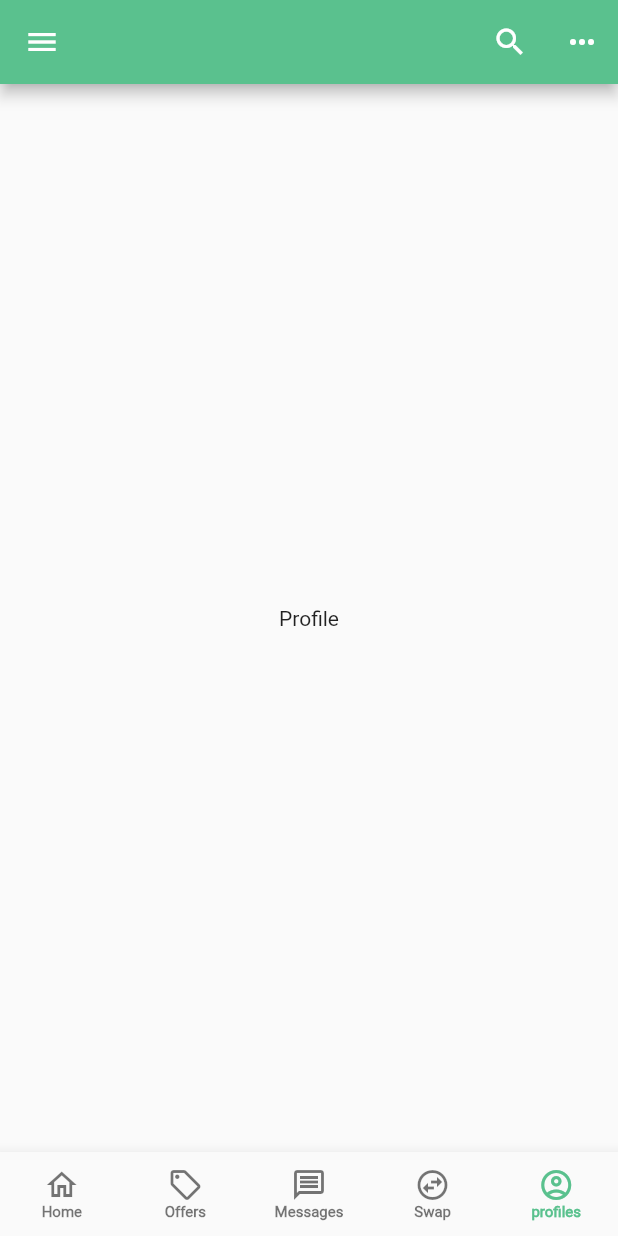
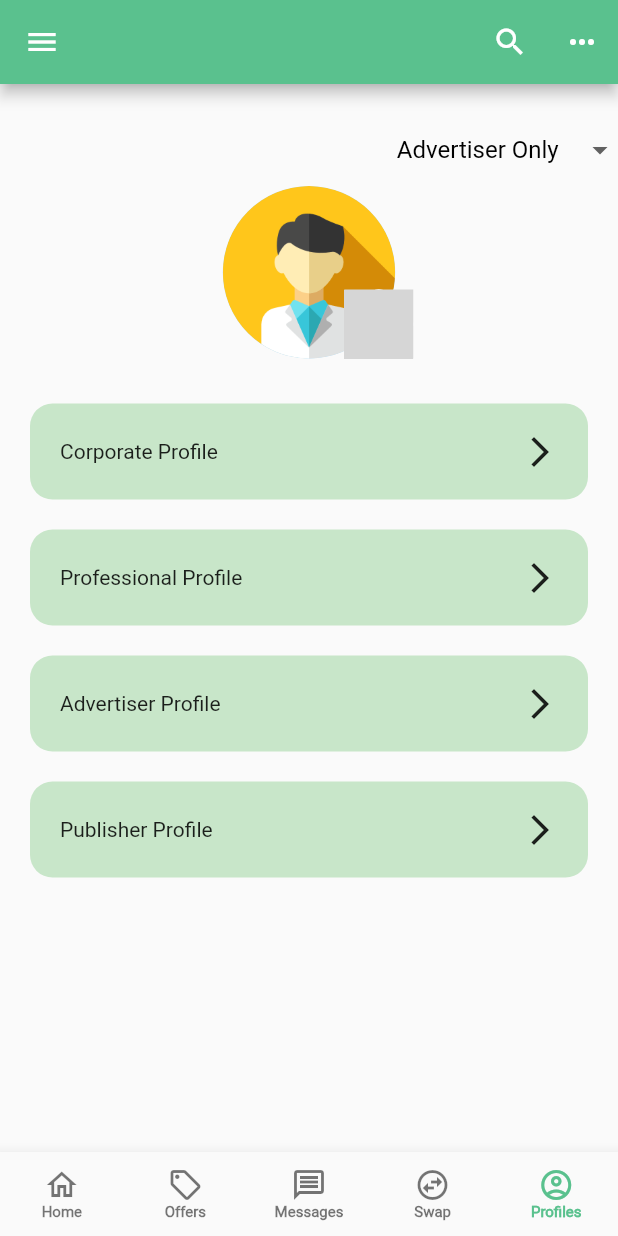
Before and after one commit to minhpb1999/adsynergy, a Flutter app: the HomePage screen opened directly, item 5 of the bottom bar chosen, on a phone screen of 412 x 824 dp. Run offline on Flutter 3.47's test engine with Material 2 defaults, Android fonts, the phone set to English and light mode, and no system bars; our stand-ins replace after_layout, email_validator, flutter_svg, google_fonts, rflutter_alert, shared_preferences; accounts and stored records are empty; project files that could hold a hidden picture were left out; grey boxes are pictures that could not be loaded.

Commit message:
menu profiles

```diff
--- a/lib/pages/home/home_page.dart
+++ b/lib/pages/home/home_page.dart
@@ -1,3 +1,4 @@
+import 'package:ad_synergy/pages/home/profile.dart';
 import 'package:flutter/cupertino.dart';
 import 'package:flutter/material.dart';
 import 'package:flutter/services.dart';
@@ -201,7 +202,7 @@ class _HomePageState extends State<HomePage> with TickerProviderStateMixin {
           ),
           BottomNavigationBarItem(
             icon: Icon(Icons.account_circle_outlined),
-            label: 'profiles',
+            label: 'Profiles',
             backgroundColor: Color(0xff5ac18e),
           ),
         ],
@@ -509,14 +510,3 @@ class HomeScreen extends StatelessWidget {
     );
   }
 }
-
-class ProfileScreen extends StatelessWidget {
-  @override
-  Widget build(BuildContext context) {
-    return Container(
-      width: double.infinity,
-      height: double.infinity,
-      child: Center(child: Text('Profile')),
-    );
-  }
-}
--- /dev/null
+++ b/lib/pages/home/profile.dart
@@ -0,0 +1,162 @@
+import 'package:flutter/foundation.dart';
+import 'package:flutter/material.dart';
+import 'package:flutter_svg/flutter_svg.dart';
+import 'package:rflutter_alert/rflutter_alert.dart';
+
+//enum role { advOnly, pubOnly, mainlyAdv, mainlyPub }
+class ProfileScreen extends StatefulWidget {
+  @override
+  _ProfileScreenState createState() => _ProfileScreenState();
+}
+
+
+class _ProfileScreenState extends State<ProfileScreen> {
+
+  //role _role = role.advOnly;
+  String _role = "Advertiser Only";
+
+  @override
+  Widget build(BuildContext context) {
+    return Container(
+      width: double.infinity,
+      height: double.infinity,
+      child: Column(
+        children: <Widget>[
+          SizedBox(height: 20,),
+          Align(
+            alignment: Alignment.topRight,
+            child: Theme(
+              data: Theme.of(context).copyWith(
+                canvasColor: const Color(0xffe0f2f1),
+              ),
+              child: DropdownButton(
+                value: _role,
+                icon: const Icon(Icons.arrow_drop_down),
+                onChanged: (String newValue) =>
+                    setState(() {
+                  _role = newValue;
+                }),
+                underline: Container(height: 0),
+                items: <String>['Advertiser Only' , 'Publisher Only', 'Mainly Advertiser', 'Mainly Publisher']
+                    .map<DropdownMenuItem<String>>((String value) {
+                  return DropdownMenuItem<String>(
+                    value: value,
+                    child: Text(value, style: TextStyle(color: Colors.black),),
+                  );
+                }).toList(),
+              ),
+
+            ),
+
+          ),
+
+
+
+          SizedBox(
+            height: 115,
+            width: 115,
+            child: Stack(
+              fit: StackFit.expand,
+              overflow: Overflow.visible,
+              children: [
+                CircleAvatar(
+                  backgroundImage: AssetImage('assets/images/user.png'),
+                ),
+                Positioned(
+                  right: -12,
+                  bottom: 0,
+                  child: SizedBox(
+                    height: 46,
+                    width: 46,
+                    child: FlatButton(
+                      padding: EdgeInsets.zero,
+                      shape: RoundedRectangleBorder(
+                          borderRadius: BorderRadius.circular(50),
+                        side: BorderSide(color: Colors.white),
+                    ),
+                      color: Color(0xfff5f6f9),
+                      onPressed: () {},
+                      child: SvgPicture.asset('assets/images/CameraIcon.svg'),
+                    ),
+                  ),
+                )
+              ],
+            ),
+            ),
+          SizedBox(height: 20,),
+          Padding(
+            padding: const EdgeInsets.symmetric(horizontal: 20, vertical: 10),
+            child: FlatButton(
+              padding: EdgeInsets.all(20),
+                shape: RoundedRectangleBorder(borderRadius: BorderRadius.circular(15)),
+                color: Color(0xffc8e6c9),
+                onPressed: () {},
+                child: Row(
+                  children: [
+                    Expanded(child: Text(
+                      "Corporate Profile",
+                      style: Theme.of(context).textTheme.bodyText1,)
+                    ),
+                    Icon(Icons.arrow_forward_ios)
+                  ],
+                )
+            ),
+          ),
+          Padding(
+            padding: const EdgeInsets.symmetric(horizontal: 20, vertical: 10),
+            child: FlatButton(
+                padding: EdgeInsets.all(20),
+                shape: RoundedRectangleBorder(borderRadius: BorderRadius.circular(15)),
+                color: Color(0xffc8e6c9),
+                onPressed: () {},
+                child: Row(
+                  children: [
+                    Expanded(child: Text(
+                      "Professional Profile",
+                      style: Theme.of(context).textTheme.bodyText1,)
+                    ),
+                    Icon(Icons.arrow_forward_ios)
+                  ],
+                )
+            ),
+          ),
+          Padding(
+            padding: const EdgeInsets.symmetric(horizontal: 20, vertical: 10),
+            child: FlatButton(
+                padding: EdgeInsets.all(20),
+                shape: RoundedRectangleBorder(borderRadius: BorderRadius.circular(15)),
+                color: Color(0xffc8e6c9),
+                onPressed: () {},
+                child: Row(
+                  children: [
+                    Expanded(child: Text(
+                      "Advertiser Profile",
+                      style: Theme.of(context).textTheme.bodyText1,)
+                    ),
+                    Icon(Icons.arrow_forward_ios)
+                  ],
+                )
+            ),
+          ),
+          Padding(
+            padding: const EdgeInsets.symmetric(horizontal: 20, vertical: 10),
+            child: FlatButton(
+                padding: EdgeInsets.all(20),
+                shape: RoundedRectangleBorder(borderRadius: BorderRadius.circular(15)),
+                color: Color(0xffc8e6c9),
+                onPressed: () {},
+                child: Row(
+                  children: [
+                    Expanded(child: Text(
+                      "Publisher Profile",
+                      style: Theme.of(context).textTheme.bodyText1,)
+                    ),
+                    Icon(Icons.arrow_forward_ios)
+                  ],
+                )
+            ),
+          ),
+        ],)
+    );
+  }
+}
--- a/pubspec.yaml
+++ b/pubspec.yaml
@@ -36,6 +36,7 @@ dependencies:
   # The following adds the Cupertino Icons font to your application.
   # Use with the CupertinoIcons class for iOS style icons.
   cupertino_icons: ^1.0.2
+  flutter_svg: ^0.22.0
 
 dev_dependencies:
   flutter_test:
@@ -55,6 +56,7 @@ flutter:
 
   # To add assets to your application, add an assets section, like this:
   assets:
+    - assets/images/
     - assets/images/success.png
     - assets/images/success1.png
     - assets/images/success2.png
```
Also changed, not shown: assets/images/Camera Icon.svg (added), assets/images/camera.png (added), assets/images/camera.svg (added), pubspec.lock.
